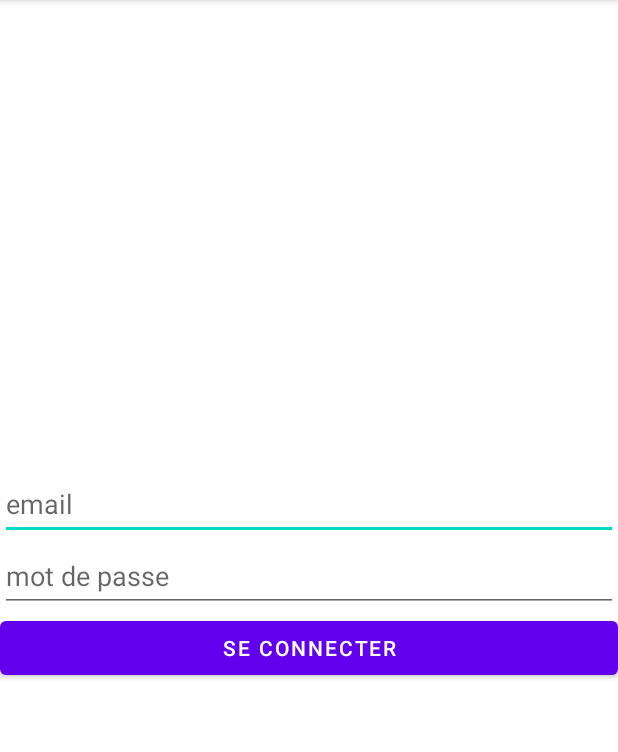
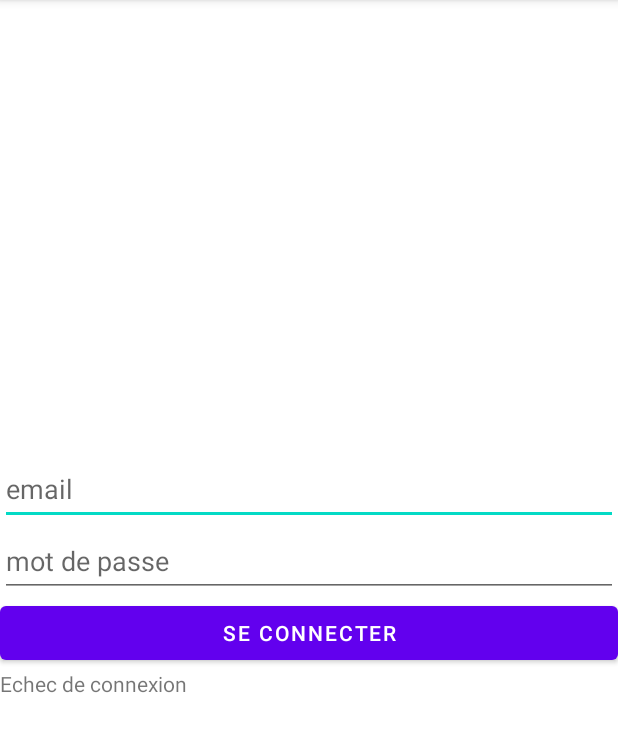
Before and after one commit to Ardu974/firebaseexemple, an Android app: the screen it shows after launch (MainActivity), after a tap on "SE CONNECTER", on a phone screen of 412 x 824 dp, the part 84-836 px from its top. Run offline under Robolectric (Android 15) with nearby library versions, the phone set to English and light mode, and no system bars; our stand-ins replace Firebase (no records; nobody signed in at launch, a user with empty details on screens opened directly).

Commit message:
4-Application ne fonctionne pas

```diff
--- a/app/build.gradle
+++ b/app/build.gradle
@@ -1,8 +1,9 @@
 plugins {
     id 'com.android.application'
     id 'kotlin-android'
+    id 'com.google.gms.google-services'
 }
-apply plugin: 'com.google.gms.google-services'
+
 android {
     compileSdk 31
 
@@ -41,4 +42,5 @@ dependencies {
     androidTestImplementation 'androidx.test.ext:junit:1.1.3'
     androidTestImplementation 'androidx.test.espresso:espresso-core:3.4.0'
     implementation platform('com.google.firebase:firebase-bom:28.3.1')
+    implementation 'com.google.firebase:firebase-auth-ktx'
 }
--- a/app/src/main/java/com/example/firebaseexemple/MainActivity.kt
+++ b/app/src/main/java/com/example/firebaseexemple/MainActivity.kt
@@ -4,15 +4,34 @@ import androidx.appcompat.app.AppCompatActivity
 import android.os.Bundle
 import android.widget.Button
 import android.widget.EditText
+import android.widget.TextView
+import com.google.firebase.auth.FirebaseAuth
+import com.google.firebase.auth.ktx.auth
+import com.google.firebase.ktx.Firebase
 
 class MainActivity : AppCompatActivity() {
+    private lateinit var auth: FirebaseAuth
     override fun onCreate(savedInstanceState: Bundle?) {
         super.onCreate(savedInstanceState)
         setContentView(R.layout.activity_main)
         val ETemail = findViewById<EditText>(R.id.email)
         val ETpassword = findViewById<EditText>(R.id.password)
         val btConnexion = findViewById<Button>(R.id.btConnecter)
+        val TVResultat = findViewById<TextView>(R.id.TVResultat)
+        auth = Firebase.auth
 
-        btConnexion.setOnClickListener{}
+        btConnexion.setOnClickListener {
+            val email = ETemail.text
+            val password = ETpassword.text
+
+            auth.signInWithEmailAndPassword(email.toString(), password.toString())
+                .addOnCompleteListener(this) { task ->
+                    if (task.isSuccessful) {
+                        TVResultat.text = "Connexion réussie"
+                    } else {
+                        TVResultat.text = "Echec de connexion"
+                    }
+                }
+        }
     }
 }
--- a/app/src/main/res/layout/activity_main.xml
+++ b/app/src/main/res/layout/activity_main.xml
@@ -31,4 +31,9 @@
         android:layout_width="match_parent"
         android:layout_height="wrap_content"
         android:text="Se connecter" />
+
+    <TextView
+        android:id="@+id/TVResultat"
+        android:layout_width="match_parent"
+        android:layout_height="wrap_content" />
 </LinearLayout>
```
